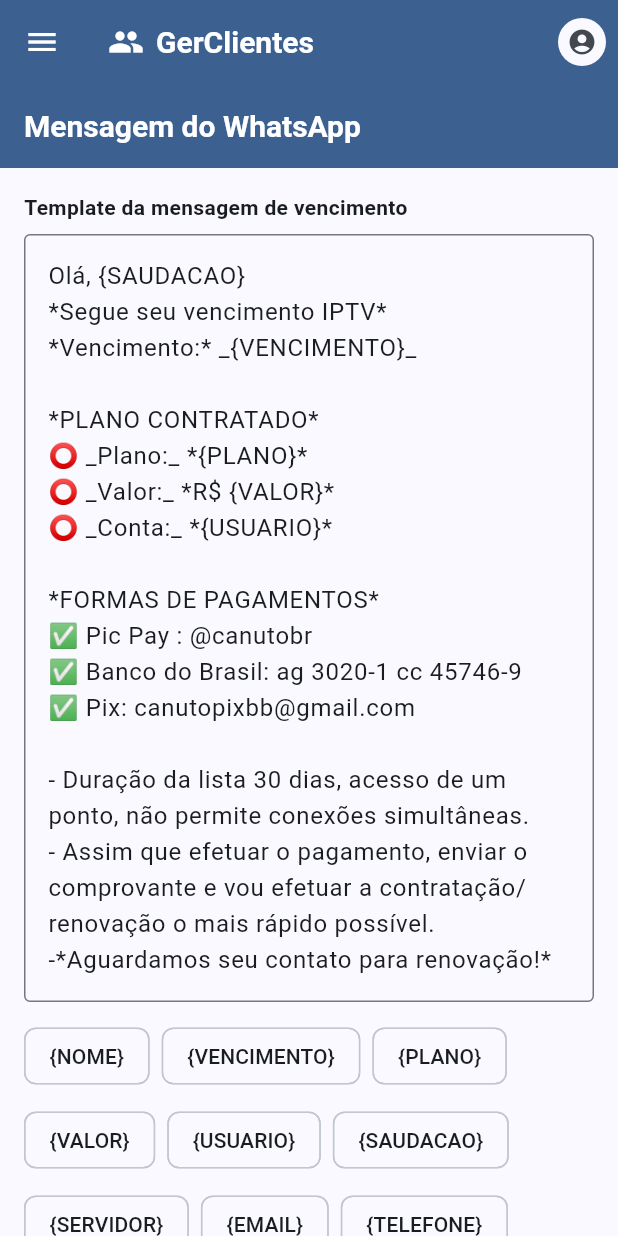
After one commit to adcdenis/gerclientes, a Flutter app: the screen it shows after launch, in the side drawer, after a tap on "Mensagem WhatsApp", on a phone screen of 412 x 824 dp. The commit adds this screen. Run offline on Flutter 3.47's test engine with Material 3 defaults, Android fonts, the phone set to English and light mode, and no system bars; our stand-ins replace drift, file_picker, flutter_riverpod, font_awesome_flutter, freezed_annotation, go_router and 5 more; missing offline and left inert: dart:html, excel, googleapis; accounts and stored records are empty; generated files the repository leaves out were written again.

Commit message:
feat(whatsapp): add customizable message template feature
- Create new MessageTemplatePage for editing WhatsApp message templates
- Implement settings storage in database for template persistence
- Update backup system to include settings
- Refactor message generation to use template with replaceable tokens
- Add preview functionality with sample data

```diff
--- a/lib/data/database/app_database.dart
+++ b/lib/data/database/app_database.dart
@@ -45,6 +45,9 @@ class AppDatabase extends _$AppDatabase {
         beforeOpen: (details) async {
           // Garante que chaves estrangeiras estejam ativadas (necessário para CASCADE funcionar)
           await customStatement('PRAGMA foreign_keys = ON');
+          // Garante existência da tabela de configurações simples (settings)
+          await customStatement(
+              'CREATE TABLE IF NOT EXISTS settings (key TEXT PRIMARY KEY, value TEXT)');
         },
         onCreate: (m) async {
           await m.createAll();
@@ -158,4 +161,38 @@ class AppDatabase extends _$AppDatabase {
       planId: Value(planId),
     ));
   }
+
+  // Configurações simples (settings)
+  Future<void> setSetting(String key, String? value) async {
+    final k = key.replaceAll("'", "''");
+    final v = (value ?? '').replaceAll("'", "''");
+    await customStatement(
+        "INSERT OR REPLACE INTO settings (key, value) VALUES ('$k', '$v')");
+  }
+
+  Future<String?> getSetting(String key) async {
+    final k = key.replaceAll("'", "''");
+    final rows = await customSelect("SELECT value FROM settings WHERE key = '$k'").get();
+    if (rows.isEmpty) return null;
+    return rows.first.data['value'] as String?;
+  }
+
+  Future<List<Map<String, String?>>> getAllSettings() async {
+    final rows = await customSelect('SELECT key, value FROM settings').get();
+    return rows.map((r) => {
+          'key': r.data['key'] as String?,
+          'value': r.data['value'] as String?
+        }).toList();
+  }
+
+  Future<void> replaceAllSettings(List<Map<String, dynamic>> settings) async {
+    await transaction(() async {
+      await customStatement('DELETE FROM settings');
+      for (final s in settings) {
+        final k = (s['key'] as String?) ?? '';
+        final v = (s['value'] as String?) ?? '';
+        await setSetting(k, v);
+      }
+    });
+  }
 }
--- a/lib/presentation/navigation/app_router.dart
+++ b/lib/presentation/navigation/app_router.dart
@@ -10,6 +10,7 @@ import 'package:gerclientes/data/models/plan_model.dart';
 import '../pages/clients_page.dart';
 import 'package:gerclientes/data/models/client_model.dart';
 import '../widgets/app_shell.dart';
+import '../pages/message_template_page.dart';
 
 class AppRouter {
   static final GoRouter router = GoRouter(
@@ -83,6 +84,11 @@ class AppRouter {
             name: 'client_edit',
             pageBuilder: (context, state) => MaterialPage(child: ClientFormPage(initialClient: state.extra as Client?)),
           ),
+          GoRoute(
+            path: '/message-template',
+            name: 'message_template',
+            pageBuilder: (context, state) => const MaterialPage(child: MessageTemplatePage()),
+          ),
         ],
       ),
     ],
--- /dev/null
+++ b/lib/presentation/pages/message_template_page.dart
@@ -0,0 +1,292 @@
+import 'package:flutter/material.dart';
+import 'package:flutter_riverpod/flutter_riverpod.dart';
+import 'package:gerclientes/state/providers.dart';
+// Persistência agora via SQLite
+import 'package:flutter/services.dart';
+
+class MessageTemplatePage extends ConsumerStatefulWidget {
+  const MessageTemplatePage({super.key});
+
+  @override
+  ConsumerState<MessageTemplatePage> createState() => _MessageTemplatePageState();
+}
+
+class _MessageTemplatePageState extends ConsumerState<MessageTemplatePage> {
+  final _controller = TextEditingController();
+  bool _saving = false;
+  String _name = 'José da Silva';
+  DateTime _due = DateTime.now().add(const Duration(days: 3));
+  String _plan = 'Mensal HD';
+  double _value = 39.9;
+  String _user = 'ze.silva';
+  String _server = 'Servidor A';
+  String _email = 'ze@exemplo.com';
+  String _phone = '(11) 98888-7777';
+  String _obs = 'Prefere contato à tarde';
+  int _id = 1234;
+
+  @override
+  void initState() {
+    super.initState();
+    Future.microtask(() async {
+      final tpl = await ref.read(whatsappTemplateProvider.future);
+      _controller.text = tpl;
+    });
+  }
+
+  @override
+  void dispose() {
+    _controller.dispose();
+    super.dispose();
+  }
+
+  void _insertToken(String token) {
+    final sel = _controller.selection;
+    final text = _controller.text;
+    final start = sel.start >= 0 ? sel.start : text.length;
+    final end = sel.end >= 0 ? sel.end : start;
+    final newText = text.replaceRange(start, end, token);
+    _controller.text = newText;
+    _controller.selection = TextSelection.collapsed(offset: start + token.length);
+  }
+
+  Future<void> _save() async {
+    setState(() => _saving = true);
+    await ref.read(databaseProvider).setSetting('whatsapp_template_vencimento', _controller.text);
+    try {
+      await ref.read(cloudSyncServiceProvider).backupNow();
+    } catch (_) {
+      // silencioso: backup automático depende de login/configuração
+    }
+    setState(() => _saving = false);
+    if (mounted) {
+      ScaffoldMessenger.of(context).showSnackBar(const SnackBar(content: Text('Template salvo')));
+    }
+  }
+
+  @override
+  Widget build(BuildContext context) {
+    final cs = Theme.of(context).colorScheme;
+    return Scaffold(
+      appBar: AppBar(title: const Text('Mensagem do WhatsApp')),
+      body: SingleChildScrollView(
+        padding: const EdgeInsets.all(16),
+        child: Column(
+          crossAxisAlignment: CrossAxisAlignment.start,
+          children: [
+            const Text('Template da mensagem de vencimento', style: TextStyle(fontWeight: FontWeight.w600)),
+            const SizedBox(height: 8),
+            TextFormField(
+              controller: _controller,
+              maxLines: null,
+              keyboardType: TextInputType.multiline,
+              decoration: const InputDecoration(
+                border: OutlineInputBorder(),
+                hintText: 'Escreva sua mensagem. Use tokens e formatação do WhatsApp.',
+              ),
+            ),
+            const SizedBox(height: 12),
+            Wrap(spacing: 8, runSpacing: 8, children: [
+              ActionChip(label: const Text('{NOME}'), onPressed: () => _insertToken('{NOME}')),
+              ActionChip(label: const Text('{VENCIMENTO}'), onPressed: () => _insertToken('{VENCIMENTO}')),
+              ActionChip(label: const Text('{PLANO}'), onPressed: () => _insertToken('{PLANO}')),
+              ActionChip(label: const Text('{VALOR}'), onPressed: () => _insertToken('{VALOR}')),
+              ActionChip(label: const Text('{USUARIO}'), onPressed: () => _insertToken('{USUARIO}')),
+              ActionChip(label: const Text('{SAUDACAO}'), onPressed: () => _insertToken('{SAUDACAO}')),
+              ActionChip(label: const Text('{SERVIDOR}'), onPressed: () => _insertToken('{SERVIDOR}')),
+              ActionChip(label: const Text('{EMAIL}'), onPressed: () => _insertToken('{EMAIL}')),
+              ActionChip(label: const Text('{TELEFONE}'), onPressed: () => _insertToken('{TELEFONE}')),
+              ActionChip(label: const Text('{OBSERVACAO}'), onPressed: () => _insertToken('{OBSERVACAO}')),
+              ActionChip(label: const Text('{ID}'), onPressed: () => _insertToken('{ID}')),
+              ActionChip(label: const Text('{DATA_ATUAL}'), onPressed: () => _insertToken('{DATA_ATUAL}')),
+              ActionChip(label: const Text('{HORA_ATUAL}'), onPressed: () => _insertToken('{HORA_ATUAL}')),
+              ActionChip(label: const Text('*negrito*'), onPressed: () => _insertToken('*negrito*')),
+              ActionChip(label: const Text('_itálico_'), onPressed: () => _insertToken('_itálico_')),
+              ActionChip(label: const Text('~tachado~'), onPressed: () => _insertToken('~tachado~')),
+              ActionChip(label: const Text('`monospace`'), onPressed: () => _insertToken('`monospace`')),
+            ]),
+            const SizedBox(height: 12),
+            ExpansionTile(
+              title: const Text('Pré-visualizar'),
+              childrenPadding: const EdgeInsets.all(8),
+              children: [
+                Wrap(spacing: 8, runSpacing: 8, children: [
+                  SizedBox(
+                    width: 220,
+                    child: TextFormField(
+                      initialValue: _name,
+                      decoration: const InputDecoration(labelText: 'Nome'),
+                      onChanged: (v) => setState(() => _name = v),
+                    ),
+                  ),
+                  SizedBox(
+                    width: 180,
+                    child: InputDecorator(
+                      decoration: const InputDecoration(labelText: 'Vencimento', border: OutlineInputBorder()),
+                      child: Row(
+                        children: [
+                          Expanded(child: Text('${_due.day.toString().padLeft(2, '0')}/${_due.month.toString().padLeft(2, '0')}/${_due.year}')),
+                          IconButton(
+                            icon: const Icon(Icons.date_range),
+                            onPressed: () async {
+                              final picked = await showDatePicker(
+                                context: context,
+                                initialDate: _due,
+                                firstDate: DateTime(2000),
+                                lastDate: DateTime(2100),
+                              );
+                              if (picked != null) setState(() => _due = picked);
+                            },
+                          ),
+                        ],
+                      ),
+                    ),
+                  ),
+                  SizedBox(
+                    width: 160,
+                    child: TextFormField(
+                      initialValue: _plan,
+                      decoration: const InputDecoration(labelText: 'Plano'),
+                      onChanged: (v) => setState(() => _plan = v),
+                    ),
+                  ),
+                  SizedBox(
+                    width: 140,
+                    child: TextFormField(
+                      initialValue: _value.toStringAsFixed(2),
+                      decoration: const InputDecoration(labelText: 'Valor'),
+                      keyboardType: TextInputType.number,
+                      onChanged: (v) => setState(() => _value = double.tryParse(v.replaceAll(',', '.')) ?? _value),
+                    ),
+                  ),
+                  SizedBox(
+                    width: 160,
+                    child: TextFormField(
+                      initialValue: _user,
+                      decoration: const InputDecoration(labelText: 'Usuário'),
+                      onChanged: (v) => setState(() => _user = v),
+                    ),
+                  ),
+                  SizedBox(
+                    width: 180,
+                    child: TextFormField(
+                      initialValue: _server,
+                      decoration: const InputDecoration(labelText: 'Servidor'),
+                      onChanged: (v) => setState(() => _server = v),
+                    ),
+                  ),
+                  SizedBox(
+                    width: 220,
+                    child: TextFormField(
+                      initialValue: _email,
+                      decoration: const InputDecoration(labelText: 'Email'),
+                      onChanged: (v) => setState(() => _email = v),
+                    ),
+                  ),
+                  SizedBox(
+                    width: 180,
+                    child: TextFormField(
+                      initialValue: _phone,
+                      decoration: const InputDecoration(labelText: 'Telefone'),
+                      onChanged: (v) => setState(() => _phone = v),
+                    ),
+                  ),
+                  SizedBox(
+                    width: 240,
+                    child: TextFormField(
+                      initialValue: _obs,
+                      decoration: const InputDecoration(labelText: 'Observação'),
+                      onChanged: (v) => setState(() => _obs = v),
+                    ),
+                  ),
+                  SizedBox(
+                    width: 120,
+                    child: TextFormField(
+                      initialValue: _id.toString(),
+                      decoration: const InputDecoration(labelText: 'ID'),
+                      keyboardType: TextInputType.number,
+                      onChanged: (v) => setState(() => _id = int.tryParse(v) ?? _id),
+                    ),
+                  ),
+                ]),
+                const SizedBox(height: 12),
+                Row(
+                  children: [
+                    Expanded(
+                      child: Card(
+                        elevation: 0,
+                        shape: RoundedRectangleBorder(borderRadius: BorderRadius.circular(12)),
+                        color: cs.surfaceContainerHigh,
+                        child: Padding(
+                          padding: const EdgeInsets.all(12),
+                          child: SelectableText(_renderPreview(), style: const TextStyle(fontSize: 14)),
+                        ),
+                      ),
+                    ),
+                    const SizedBox(width: 8),
+                    FilledButton.icon(
+                      onPressed: () async {
+                        final messenger = ScaffoldMessenger.of(context);
+                        await Clipboard.setData(ClipboardData(text: _renderPreview()));
+                        messenger.showSnackBar(const SnackBar(content: Text('Prévia copiada')));
+                      },
+                      icon: const Icon(Icons.copy_all),
+                      label: const Text('Copiar'),
+                    ),
+                  ],
+                ),
+              ],
+            ),
+            const SizedBox(height: 12),
+            Row(children: [
+              Expanded(
+                child: Text(
+                  'Dicas: use *texto* para negrito, _texto_ para itálico, ~texto~ para tachado, `texto` para monospace. Tokens serão substituídos automaticamente.',
+                  style: TextStyle(color: cs.onSurfaceVariant),
+                ),
+              ),
+              const SizedBox(width: 12),
+              FilledButton.icon(onPressed: _saving ? null : _save, icon: const Icon(Icons.save), label: const Text('Salvar')),
+            ]),
+          ],
+        ),
+      ),
+    );
+  }
+
+  String _renderPreview() {
+    final greeting = _greeting();
+    final due = '${_due.day.toString().padLeft(2, '0')}/${_due.month.toString().padLeft(2, '0')}/${_due.year}';
+    final now = DateTime.now();
+    final dataAtual = '${now.day.toString().padLeft(2, '0')}/${now.month.toString().padLeft(2, '0')}/${now.year}';
+    final horaAtual = '${now.hour.toString().padLeft(2, '0')}:${now.minute.toString().padLeft(2, '0')}';
+    final valorStr = _value.toStringAsFixed(2).replaceAll('.', ',');
+    var out = _controller.text;
+    final map = {
+      '{SAUDACAO}': greeting,
+      '{NOME}': _name,
+      '{VENCIMENTO}': due,
+      '{PLANO}': _plan,
+      '{VALOR}': 'R\$ $valorStr',
+      '{USUARIO}': _user,
+      '{SERVIDOR}': _server,
+      '{EMAIL}': _email,
+      '{TELEFONE}': _phone,
+      '{OBSERVACAO}': _obs,
+      '{ID}': _id.toString(),
+      '{DATA_ATUAL}': dataAtual,
+      '{HORA_ATUAL}': horaAtual,
+    };
+    for (final e in map.entries) {
+      out = out.replaceAll(e.key, e.value);
+    }
+    return out.split('\n').where((l) => l.trim().isNotEmpty).join('\n');
+  }
+
+  String _greeting() {
+    final hour = DateTime.now().hour;
+    if (hour < 12) return 'Bom dia';
+    if (hour < 18) return 'Boa tarde';
+    return 'Boa noite';
+  }
+}
--- a/lib/presentation/widgets/app_shell.dart
+++ b/lib/presentation/widgets/app_shell.dart
@@ -260,6 +260,25 @@ class _AppDrawer extends StatelessWidget {
               item(Icons.dns_outlined, 'Servidores', selectedIndex == 4, () => onNavigateIndex(4), cs.tertiary),
               item(Icons.request_quote_outlined, 'Planos', selectedIndex == 5, () => onNavigateIndex(5), cs.error),
               item(Icons.sync_alt, 'Backup', selectedIndex == 3, () => onNavigateIndex(3), cs.secondary),
+              Padding(
+                padding: const EdgeInsets.symmetric(horizontal: 12, vertical: 6),
+                child: InkWell(
+                  borderRadius: BorderRadius.circular(14),
+                  onTap: () {
+                    Scaffold.maybeOf(context)?.closeDrawer();
+                    context.go('/message-template');
+                  },
+                  child: Container(
+                    padding: const EdgeInsets.symmetric(horizontal: 12, vertical: 12),
+                    decoration: BoxDecoration(color: cs.surfaceContainerHigh, borderRadius: BorderRadius.circular(14)),
+                    child: Row(children: const [
+                      Icon(Icons.message_outlined),
+                      SizedBox(width: 10),
+                      Text('Mensagem WhatsApp', style: TextStyle(fontWeight: FontWeight.w600)),
+                    ]),
+                  ),
+                ),
+              ),
             ]),
           ),
           const Padding(
--- a/lib/state/providers.dart
+++ b/lib/state/providers.dart
@@ -23,6 +23,12 @@ final clientRepositoryProvider = Provider<ClientRepository>((ref) => ClientRepos
 final serversProvider = StreamProvider<List<Server>>((ref) => ref.watch(serverRepositoryProvider).watchAll());
 final plansProvider = StreamProvider<List<Plan>>((ref) => ref.watch(planRepositoryProvider).watchAll());
 final clientsProvider = StreamProvider<List<Client>>((ref) => ref.watch(clientRepositoryProvider).watchAll());
+final whatsappTemplateProvider = FutureProvider<String>((ref) async {
+  final db = ref.read(databaseProvider);
+  final tpl = await db.getSetting('whatsapp_template_vencimento');
+  if (tpl != null && tpl.trim().isNotEmpty) return tpl;
+  return 'Olá, {SAUDACAO}\n*Segue seu vencimento IPTV*\n*Vencimento:* _{VENCIMENTO}_\n\n*PLANO CONTRATADO*\n⭕ _Plano:_ *{PLANO}*\n⭕ _Valor:_ *R\$ {VALOR}*\n⭕ _Conta:_ *{USUARIO}*\n\n*FORMAS DE PAGAMENTOS*\n✅ Pic Pay : @canutobr\n✅ Banco do Brasil: ag 3020-1 cc 45746-9\n✅ Pix: canutopixbb@gmail.com\n\n- Duração da lista 30 dias, acesso de um ponto, não permite conexões simultâneas.\n- Assim que efetuar o pagamento, enviar o comprovante e vou efetuar a contratação/renovação o mais rápido possível.\n-*Aguardamos seu contato para renovação!*';
+});
 
 // Versão do aplicativo para exibir no rodapé do menu lateral
 final appVersionProvider = FutureProvider<String>((ref) async {
--- a/pubspec.yaml
+++ b/pubspec.yaml
@@ -16,7 +16,7 @@ publish_to: 'none' # Remove this line if you wish to publish to pub.dev
 # https://developer.apple.com/library/archive/documentation/General/Reference/InfoPlistKeyReference/Articles/CoreFoundationKeys.html
 # In Windows, build-name is used as the major, minor, and patch parts
 # of the product and file versions while build-number is used as the build suffix.
-version: 1.2.0+1
+version: 1.3.0+1
 
 environment:
   sdk: ^3.8.1
```
Also changed, not shown: lib/data/services/backup_codec.dart (+13 -1 lines), lib/presentation/pages/clients_page.dart (+46 -26 lines), lib/presentation/pages/dashboard_page.dart (+52 -35 lines).
